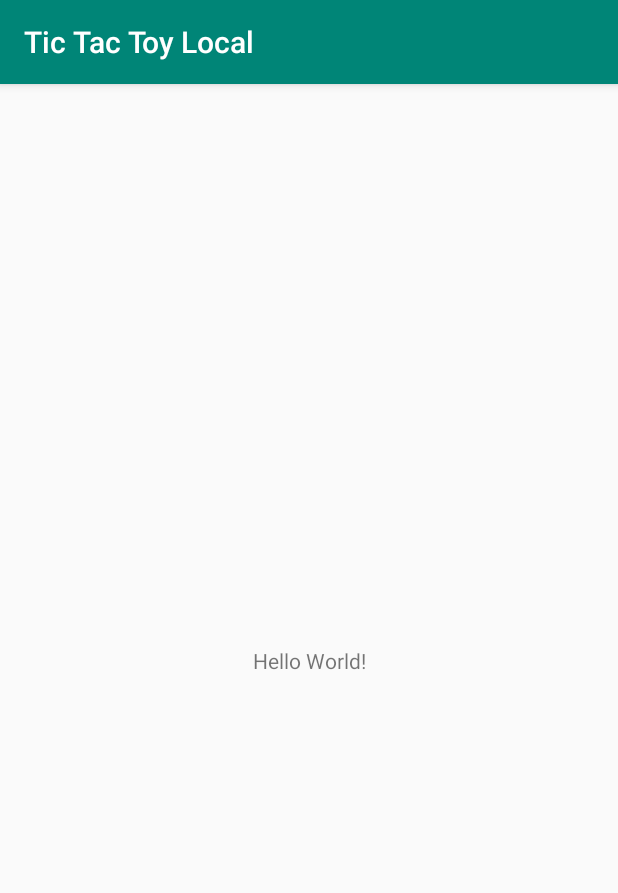
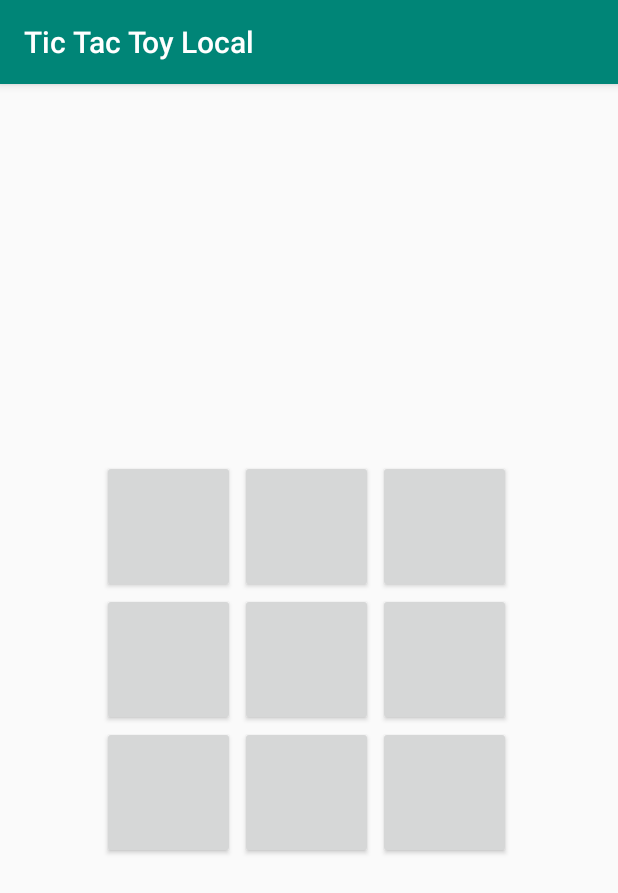
Before and after one commit to BlackBurnVP/TicTacToe, an Android app: the screen it shows after launch (MainActivity), on a phone screen of 412 x 824 dp. Shown: the top 893 px of the screen. Run offline under Robolectric (Android 15) with nearby library versions, the phone set to English and light mode, and no system bars.

```diff
--- a/app/src/main/res/layout/activity_main.xml
+++ b/app/src/main/res/layout/activity_main.xml
@@ -1,19 +1,66 @@
 <?xml version="1.0" encoding="utf-8"?>
-<android.support.constraint.ConstraintLayout
+<TableLayout
         xmlns:android="http://schemas.android.com/apk/res/android"
         xmlns:tools="http://schemas.android.com/tools"
         xmlns:app="http://schemas.android.com/apk/res-auto"
         android:layout_width="match_parent"
         android:layout_height="match_parent"
-        tools:context=".MainActivity">
+        tools:context=".MainActivity"
+        android:gravity="center">
 
-    <TextView
-            android:layout_width="wrap_content"
-            android:layout_height="wrap_content"
-            android:text="Hello World!"
-            app:layout_constraintBottom_toBottomOf="parent"
-            app:layout_constraintLeft_toLeftOf="parent"
-            app:layout_constraintRight_toRightOf="parent"
-            app:layout_constraintTop_toTopOf="parent"/>
+    <TableRow
 
-</android.support.constraint.ConstraintLayout>
+            android:layout_width="match_parent"
+            android:layout_height="match_parent"
+            android:gravity="center">
+        <Button
+                android:layout_width="40pt"
+                android:layout_height="40pt" android:id="@+id/btn1" android:layout_marginRight="3dp"
+                android:onClick="onClick"/>
+        <Button
+                android:layout_width="40pt"
+                android:layout_height="40pt" android:id="@+id/btn2"
+                android:layout_marginRight="3dp" android:onClick="onClick"/>
+        <Button
+                android:layout_width="40pt"
+                android:layout_height="40pt" android:id="@+id/btn3"
+                android:layout_marginRight="3dp" android:onClick="onClick"/>
+    </TableRow>
+    <TableRow
+            android:layout_width="match_parent"
+            android:layout_height="match_parent"
+            android:gravity="center">
+        <Button
+                android:layout_width="40pt"
+                android:layout_height="40pt"
+                android:id="@+id/btn4"
+                android:layout_marginRight="3dp" android:onClick="onClick"/>
+        <Button
+                android:layout_width="40pt"
+                android:layout_height="40pt"
+                android:id="@+id/btn5"
+                android:layout_marginRight="3dp" android:onClick="onClick"/>
+        <Button
+                android:layout_width="40pt"
+                android:layout_height="40pt"
+                android:id="@+id/btn6"
+                android:layout_marginRight="3dp" android:onClick="onClick"/>
+    </TableRow>
+    <TableRow
+            android:layout_width="match_parent"
+            android:layout_height="match_parent"
+            android:gravity="center">
+        <Button
+                android:layout_width="40pt"
+                android:layout_height="40pt" android:id="@+id/btn7"
+                android:layout_marginRight="3dp" android:onClick="onClick"/>
+        <Button
+                android:layout_width="40pt"
+                android:layout_height="40pt" android:id="@+id/btn8"
+                android:layout_marginRight="3dp" android:onClick="onClick"/>
+        <Button
+                android:layout_width="40pt"
+                android:layout_height="40pt" android:id="@+id/btn9"
+                android:layout_marginRight="3dp" android:onClick="onClick"/>
+    </TableRow>
+</TableLayout>
```
Also changed, not shown: app/src/main/java/com/vitalii/tictactoylocal/MainActivity.kt (+105 -0 lines).
